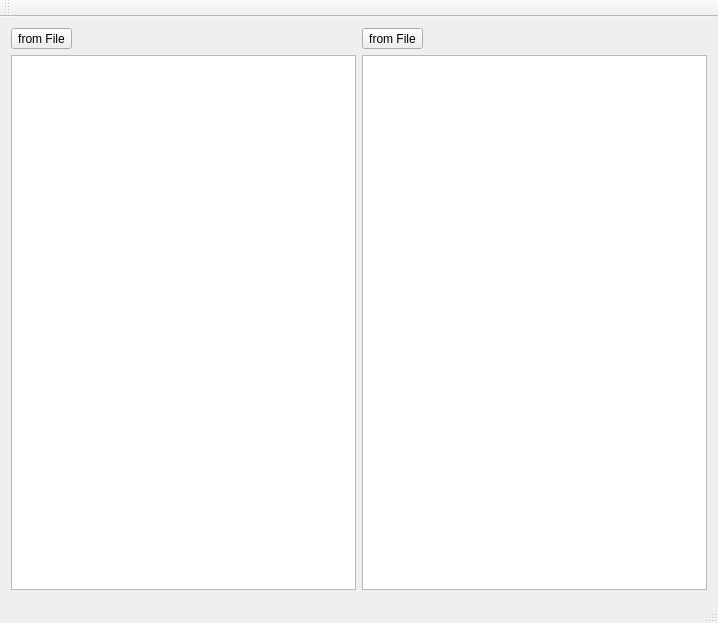
This is cmainwindow.ui in birkeh/compareDir as Qt 5 draws it before an edit. The edited form follows.
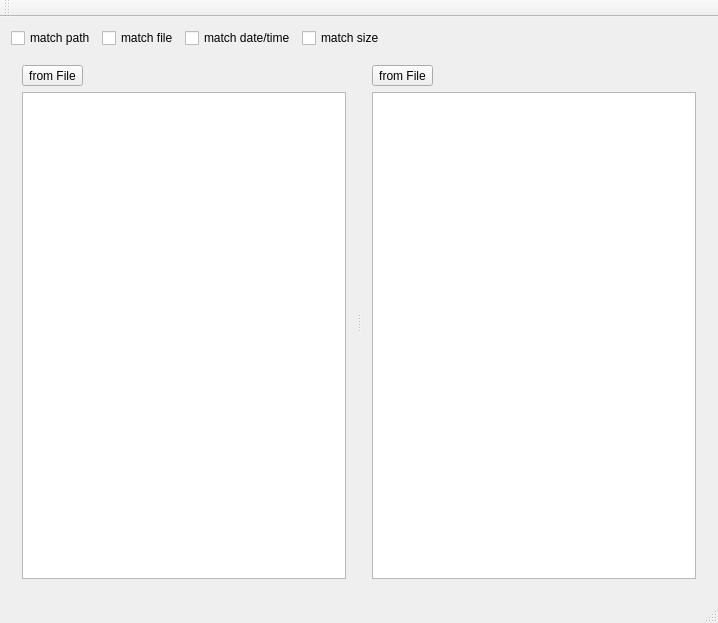
This is the edited form.

Diff of the .ui file:
```diff
--- a/cmainwindow.ui
+++ b/cmainwindow.ui
@@ -16,6 +16,58 @@
   <widget class="QWidget" name="m_lpCentralWidget">
    <layout class="QGridLayout" name="gridLayout">
     <item row="0" column="0">
+     <layout class="QVBoxLayout" name="verticalLayout_3" stretch="0,1">
+      <item>
+       <layout class="QHBoxLayout" name="horizontalLayout_3">
+        <item>
+         <widget class="QCheckBox" name="m_lpMatchDir">
+          <property name="text">
+           <string>match path</string>
+          </property>
+         </widget>
+        </item>
+        <item>
+         <widget class="QCheckBox" name="m_lpMatchFile">
+          <property name="text">
+           <string>match file</string>
+          </property>
+         </widget>
+        </item>
+        <item>
+         <widget class="QCheckBox" name="m_lpMatchDateTime">
+          <property name="text">
+           <string>match date/time</string>
+          </property>
+         </widget>
+        </item>
+        <item>
+         <widget class="QCheckBox" name="m_lpMatchSize">
+          <property name="text">
+           <string>match size</string>
+          </property>
+         </widget>
+        </item>
+        <item>
+         <spacer name="horizontalSpacer_3">
+          <property name="orientation">
+           <enum>Qt::Horizontal</enum>
+          </property>
+          <property name="sizeHint" stdset="0">
+           <size>
+            <width>40</width>
+            <height>20</height>
+           </size>
+          </property>
+         </spacer>
+        </item>
+       </layout>
+      </item>
+      <item>
+       <widget class="QSplitter" name="m_lpSplitter">
+        <property name="orientation">
+         <enum>Qt::Horizontal</enum>
+        </property>
+        <widget class="QWidget" name="layoutWidget">
      <layout class="QVBoxLayout" name="verticalLayout">
       <item>
        <layout class="QHBoxLayout" name="horizontalLayout">
@@ -42,11 +94,15 @@
        </layout>
       </item>
       <item>
-       <widget class="QTreeView" name="m_lpLeftList"/>
-      </item>
-     </layout>
-    </item>
-    <item row="0" column="1">
+           <widget class="QTreeView" name="m_lpLeftList">
+            <property name="rootIsDecorated">
+             <bool>false</bool>
+            </property>
+           </widget>
+          </item>
+         </layout>
+        </widget>
+        <widget class="QWidget" name="layoutWidget">
      <layout class="QVBoxLayout" name="verticalLayout_2">
       <item>
        <layout class="QHBoxLayout" name="horizontalLayout_2">
@@ -73,7 +129,15 @@
        </layout>
       </item>
       <item>
-       <widget class="QTreeView" name="m_lpRightList"/>
+           <widget class="QTreeView" name="m_lpRightList">
+            <property name="rootIsDecorated">
+             <bool>false</bool>
+            </property>
+           </widget>
+          </item>
+         </layout>
+        </widget>
+       </widget>
       </item>
      </layout>
     </item>
```
Lines whose indentation alone changed are shown as unchanged.
